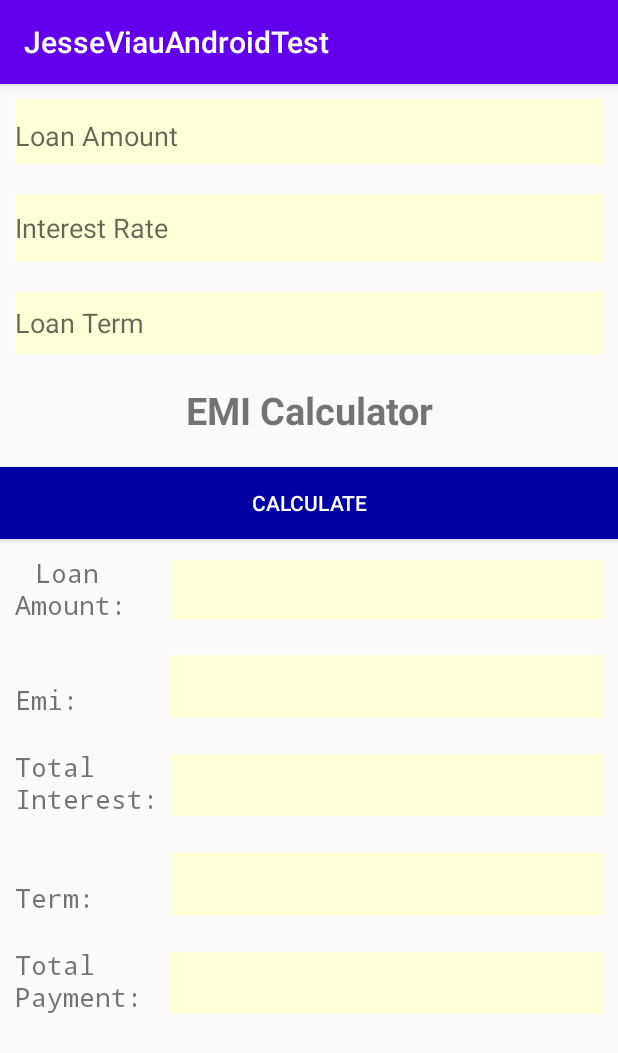
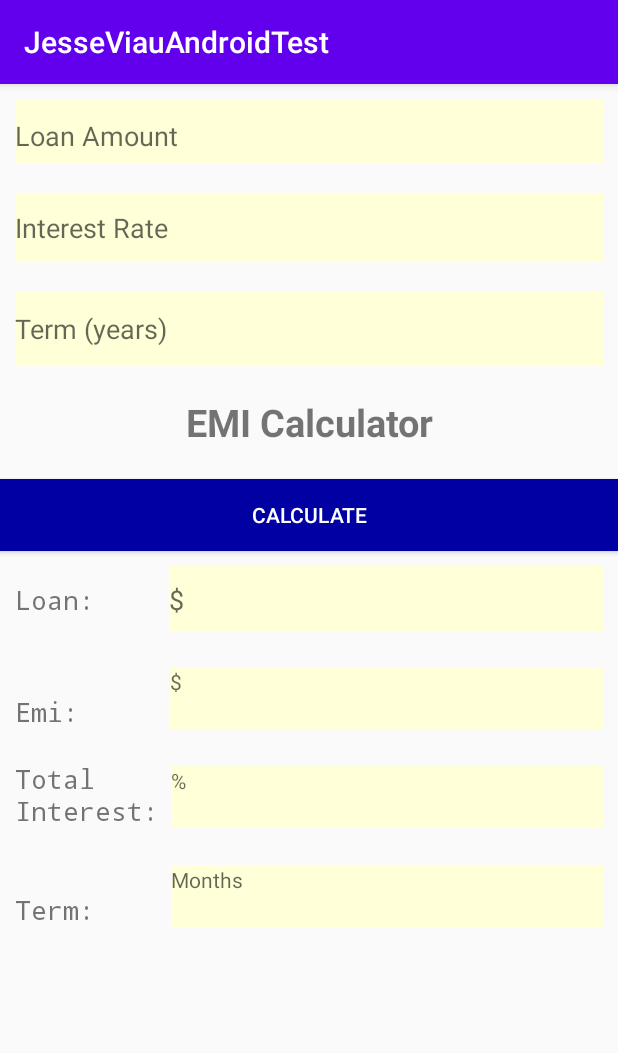
Before and after one commit to jveo/Finance-App, an Android app: the fragment EmiCalculatorFragment shown on its own in the app's theme, on a phone screen of 412 x 824 dp. Shown: the top 1053 px of the screen. Run offline under Robolectric (Android 15) with nearby library versions, the phone set to English and light mode, and no system bars; 1 statement that could not run was skipped.

Commit message:
Completed EmiCalculator

```diff
--- a/app/src/main/java/com/example/jesseviauandroidtest/fragments/ContactFragment.java
+++ b/app/src/main/java/com/example/jesseviauandroidtest/fragments/ContactFragment.java
@@ -21,6 +21,7 @@ import android.view.ViewGroup;
 import android.widget.Button;
 import android.widget.Toast;
 
+import com.example.jesseviauandroidtest.MainActivity;
 import com.example.jesseviauandroidtest.R;
 
 /**
@@ -69,6 +70,7 @@ public class ContactFragment extends Fragment {
             mParam1 = getArguments().getString(ARG_PARAM1);
             mParam2 = getArguments().getString(ARG_PARAM2);
         }
+        MainActivity.fab.hide();
     }
 
     @Override
--- a/app/src/main/java/com/example/jesseviauandroidtest/fragments/EmiCalculatorFragment.java
+++ b/app/src/main/java/com/example/jesseviauandroidtest/fragments/EmiCalculatorFragment.java
@@ -11,6 +11,7 @@ import android.widget.Button;
 import android.widget.EditText;
 import android.widget.TextView;
 
+import com.example.jesseviauandroidtest.MainActivity;
 import com.example.jesseviauandroidtest.R;
 
 /**
@@ -64,7 +65,7 @@ public class EmiCalculatorFragment extends Fragment {
 
     EditText loanAmountEditText;
     EditText InterestRateEditText;
-    EditText LoanTermEditText;
+    EditText TermEditText;
     Button emiCalculateButton;
 
     @Override
@@ -74,6 +75,7 @@ public class EmiCalculatorFragment extends Fragment {
             mParam1 = getArguments().getString(ARG_PARAM1);
             mParam2 = getArguments().getString(ARG_PARAM2);
         }
+        MainActivity.fab.hide();
     }
 
     @Override
@@ -82,23 +84,36 @@ public class EmiCalculatorFragment extends Fragment {
         // Inflate the layout for this fragment
         View view = inflater.inflate(R.layout.fragment_emi_calculator, container, false);
 
-
         //User Inputs
         loanAmountEditText = (EditText) view.findViewById(R.id.loanAmountEditText);
         InterestRateEditText = (EditText) view.findViewById(R.id.InterestRateEditText);
-        LoanTermEditText = (EditText) view.findViewById(R.id.LoanTermEditText);
-
-
+        TermEditText = (EditText) view.findViewById(R.id.LoanTermEditText);
         //Result Outputs
         loanAmountResult = (TextView) view.findViewById(R.id.LoanAmountResult);
         emiResult = (TextView) view.findViewById(R.id.emiResult);
         totalInterestResult = (TextView) view.findViewById(R.id.totalInterestResult);
         termResult = (TextView) view.findViewById(R.id.termResult);
-        totalPaymentResult = (TextView) view.findViewById(R.id.totalPaymentResult);
+        //BUTTON
+        emiCalculateButton = (Button) view.findViewById(R.id.emiCalculateButton);
+        emiCalculateButton.setOnClickListener(new View.OnClickListener() {
 
 
+            @Override
+            public void onClick(View v) {
+                double loan = Integer.parseInt(loanAmountEditText.getText().toString());
+                int term = Integer.parseInt(TermEditText.getText().toString());
+                term = term*12;
+                double interest = Integer.parseInt(InterestRateEditText.getText().toString());
 
+                double totalInterestResult1 = loan*(interest/100);
+                double emiResult1 = Math.round((loan + totalInterestResult1) / term);
 
+                loanAmountResult.setText(loanAmountEditText.getText());
+                emiResult.setText(String.valueOf(emiResult1));
+                totalInterestResult.setText(String.valueOf(totalInterestResult1));
+                termResult.setText(String.valueOf(term));
+            }
+        });
 
         return view;
     }
--- a/app/src/main/java/com/example/jesseviauandroidtest/fragments/HomeFragment.java
+++ b/app/src/main/java/com/example/jesseviauandroidtest/fragments/HomeFragment.java
@@ -78,7 +78,8 @@ public class HomeFragment extends Fragment {
                 Navigation.findNavController(view)
                         .navigate(R.id.action_nav_home_to_incomeTaxCalculatorFragment);
 
-                fragmentManager.beginTransaction().setCustomAnimations(R.anim.animate_in, R.anim.animate_out, R.anim.animate_back_in, R.anim.animate_back_out);
+                fragmentManager.beginTransaction().setCustomAnimations(R.anim.animate_in, R.anim.animate_out, R.anim.animate_back_in, R.anim.animate_back_out)
+                        .addToBackStack(null).commit();
             }
         });
 
@@ -89,6 +90,9 @@ public class HomeFragment extends Fragment {
             public void onClick(View v) {
                 Navigation.findNavController(view)
                         .navigate(R.id.action_nav_home_to_emiCalculatorFragment);
+                fragmentManager.beginTransaction().setCustomAnimations(R.anim.animate_in, R.anim.animate_out, R.anim.animate_back_in, R.anim.animate_back_out)
+                        .addToBackStack(null).commit();
+
             }
         });
         return view;
--- a/app/src/main/java/com/example/jesseviauandroidtest/fragments/IncomeTaxCalculatorFragment.java
+++ b/app/src/main/java/com/example/jesseviauandroidtest/fragments/IncomeTaxCalculatorFragment.java
@@ -14,6 +14,7 @@ import android.widget.EditText;
 import android.widget.Spinner;
 import android.widget.TextView;
 
+import com.example.jesseviauandroidtest.MainActivity;
 import com.example.jesseviauandroidtest.R;
 
 /**
@@ -75,7 +76,7 @@ public class IncomeTaxCalculatorFragment extends Fragment implements AdapterView
             mParam2 = getArguments().getString(ARG_PARAM2);
         }
 
-
+        MainActivity.fab.hide();
 
     }
 
--- a/app/src/main/java/com/example/jesseviauandroidtest/fragments/financeTerminologyFragment.java
+++ b/app/src/main/java/com/example/jesseviauandroidtest/fragments/financeTerminologyFragment.java
@@ -13,6 +13,7 @@ import android.view.View;
 import android.view.ViewGroup;
 
 import com.example.jesseviauandroidtest.CustomRecyclerViewAdapter;
+import com.example.jesseviauandroidtest.MainActivity;
 import com.example.jesseviauandroidtest.R;
 import com.example.jesseviauandroidtest.pojo.Term;
 
@@ -63,6 +64,7 @@ public class financeTerminologyFragment extends Fragment {
             mParam1 = getArguments().getString(ARG_PARAM1);
             mParam2 = getArguments().getString(ARG_PARAM2);
         }
+        MainActivity.fab.hide();
     }
 
     @Override
--- a/app/src/main/res/layout/fragment_emi_calculator.xml
+++ b/app/src/main/res/layout/fragment_emi_calculator.xml
@@ -49,12 +49,13 @@
 
         <EditText
             android:id="@+id/LoanTermEditText"
-            android:layout_width="393dp"
-            android:layout_height="41dp"
+            android:layout_width="389dp"
+            android:layout_height="49dp"
             android:layout_weight="1"
             android:background="#FFFFD8"
-            android:hint="Loan Term"
-            android:inputType="number" />
+            android:hint="Term (years)"
+            android:inputType="number"
+            />
 
     </LinearLayout>
 
@@ -86,7 +87,7 @@
 
     <LinearLayout
         android:layout_width="match_parent"
-        android:layout_height="match_parent"
+        android:layout_height="422dp"
         android:orientation="vertical">
 
         <LinearLayout
@@ -101,16 +102,17 @@
                 android:layout_height="47dp"
                 android:layout_weight="1"
                 android:fontFamily="monospace"
-                android:text="\tLoan Amount: "
+                android:text="Loan: "
                 android:textAlignment="viewStart"
                 android:textSize="18sp" />
 
-            <TextView
+            <EditText
                 android:id="@+id/LoanAmountResult"
-                android:layout_width="335dp"
+                android:layout_width="250dp"
                 android:layout_height="45dp"
                 android:layout_weight="1"
                 android:background="#FFFFD8"
+                android:hint="$"
                 android:inputType="none" />
 
         </LinearLayout>
@@ -137,6 +139,7 @@
                 android:layout_height="45dp"
                 android:layout_weight="1"
                 android:background="#FFFFD8"
+                android:hint="$"
                 android:inputType="none" />
         </LinearLayout>
 
@@ -162,6 +165,7 @@
                 android:layout_height="41dp"
                 android:layout_weight="1"
                 android:background="#FFFFD8"
+                android:hint="%"
                 android:inputType="none" />
 
         </LinearLayout>
@@ -188,6 +192,7 @@
                 android:layout_height="41dp"
                 android:layout_weight="1"
                 android:background="#FFFFD8"
+                android:hint="Months"
                 android:inputType="none" />
 
         </LinearLayout>
@@ -196,28 +201,7 @@
             android:layout_width="match_parent"
             android:layout_height="wrap_content"
             android:orientation="horizontal"
-            android:padding="10dp">
-
-            <TextView
-                android:id="@+id/textView7"
-                android:layout_width="198dp"
-                android:layout_height="wrap_content"
-                android:layout_weight="1"
-                android:fontFamily="monospace"
-                android:text="Total Payment:"
-                android:textAlignment="viewStart"
-                android:textSize="18sp" />
-
-            <TextView
-                android:id="@+id/totalPaymentResult"
-                android:layout_width="383dp"
-                android:layout_height="41dp"
-                android:layout_weight="1"
-                android:background="#FFFFD8"
-                android:inputType="none" />
-
-        </LinearLayout>
-
+            android:padding="10dp"/>
 
 
     </LinearLayout>
```
Also changed, not shown: app/src/main/java/com/example/jesseviauandroidtest/fragments/HostFragment.java (+13 -14 lines), app/src/main/java/com/example/jesseviauandroidtest/helperfragments/ViewPagerFragment.java (+10 -1 lines), app/src/main/res/drawable/ic_baseline_error_outline_24.xml (added, +10 -0 lines), app/src/main/res/layout/fragment_viewpager.xml (+8 -1 lines), app/src/main/res/drawable/man1.png (added), app/src/main/res/drawable/man2.png (added), app/src/main/res/drawable/man3.png (added), app/src/main/res/drawable/man4.png (added), app/src/main/res/drawable/man5.png (added).
